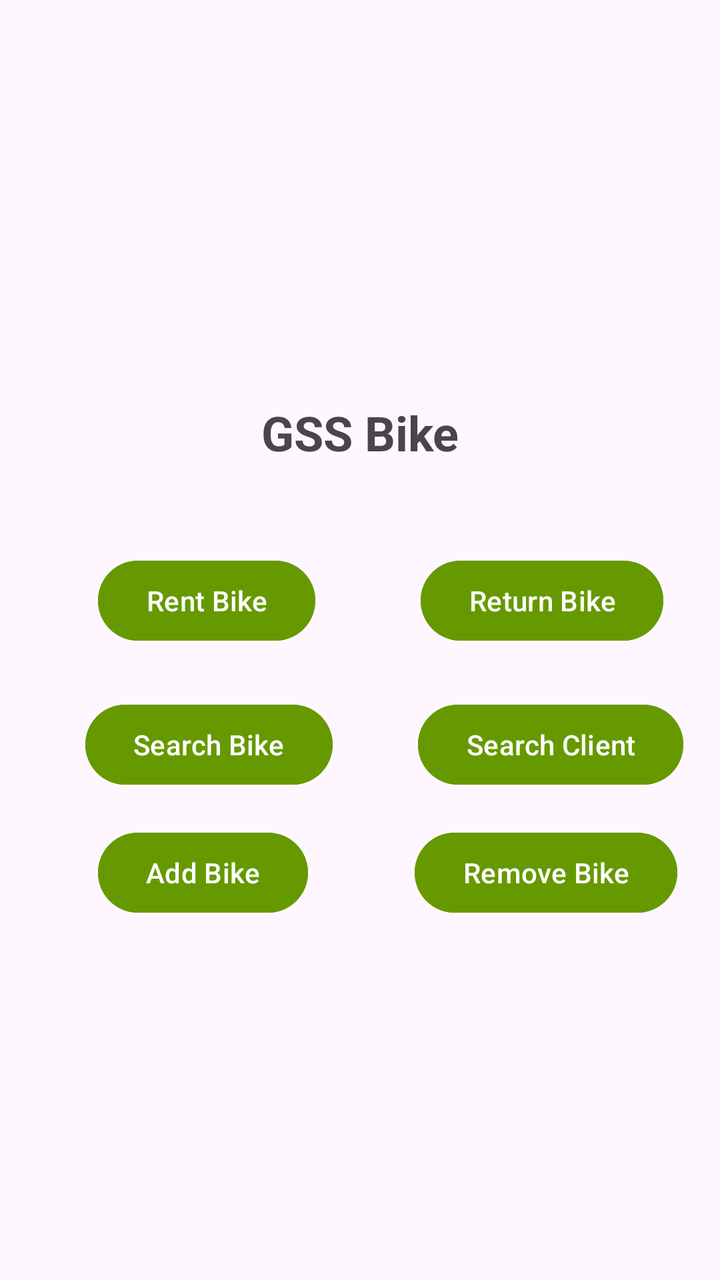
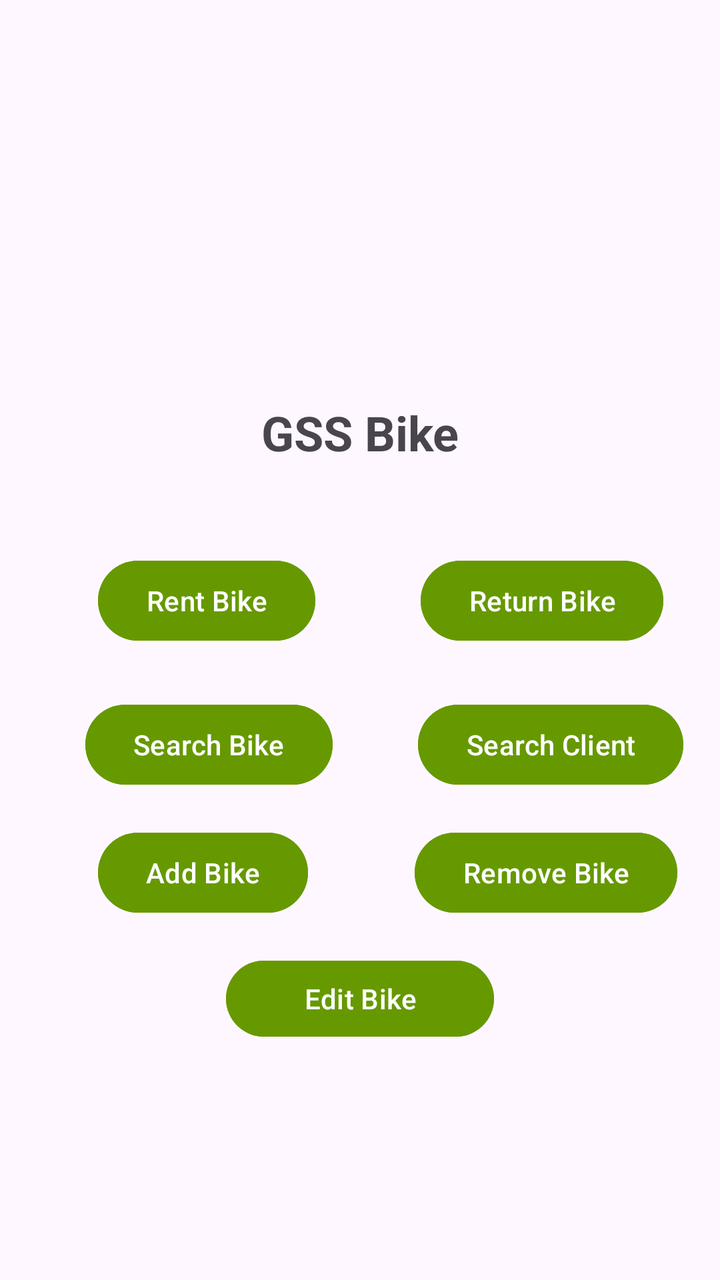

The first picture is an Android layout as it rendered before a commit; the second is the same layout after the commit. The layout source and the unified diff follow.
<!-- AndroidManifest.xml: application theme Theme.NFCReader -->
<!-- res/layout/activity_main.xml -->
<?xml version="1.0" encoding="utf-8"?>
<androidx.constraintlayout.widget.ConstraintLayout xmlns:android="http://schemas.android.com/apk/res/android"
    xmlns:app="http://schemas.android.com/apk/res-auto"
    xmlns:tools="http://schemas.android.com/tools"
    android:layout_width="match_parent"
    android:layout_height="match_parent"
    tools:context=".MainActivity">

    <TextView
        android:id="@+id/titleText"
        android:layout_width="wrap_content"
        android:layout_height="wrap_content"
        android:layout_marginTop="200dp"
        android:text="GSS Bike"
        android:textSize="24sp"
        android:textStyle="bold"
        app:layout_constraintEnd_toEndOf="parent"
        app:layout_constraintStart_toStartOf="parent"
        app:layout_constraintTop_toTopOf="parent" />

    <Button
        android:id="@+id/buttonPage1"
        android:layout_width="wrap_content"
        android:layout_height="wrap_content"
        android:layout_marginTop="44dp"
        android:backgroundTint="@android:color/holo_green_dark"
        android:text="Rent Bike"
        android:textColor="@android:color/white"
        app:layout_constraintEnd_toEndOf="parent"
        app:layout_constraintHorizontal_bias="0.195"
        app:layout_constraintStart_toStartOf="parent"
        app:layout_constraintTop_toBottomOf="@+id/titleText" />

    

    

    <Button
        android:id="@+id/buttonPage2"
        android:layout_width="wrap_content"
        android:layout_height="wrap_content"
        android:layout_marginTop="44dp"
        android:backgroundTint="@android:color/holo_green_dark"
        android:text="Return Bike"
        android:textColor="@android:color/white"
        app:layout_constraintEnd_toEndOf="parent"
        app:layout_constraintHorizontal_bias="0.652"
        app:layout_constraintStart_toEndOf="@+id/buttonPage1"
        app:layout_constraintTop_toBottomOf="@+id/titleText" />

    <Button
        android:id="@+id/buttonSearchBike"
        android:layout_width="wrap_content"
        android:layout_height="wrap_content"
        android:layout_marginTop="24dp"
        android:backgroundTint="@android:color/holo_green_dark"
        android:text="Search Bike"
        android:textColor="@android:color/white"
        app:layout_constraintEnd_toEndOf="parent"
        app:layout_constraintHorizontal_bias="0.18"
        app:layout_constraintStart_toStartOf="parent"
        app:layout_constraintTop_toBottomOf="@+id/buttonPage1" />

    <Button
        android:id="@+id/buttonSearchClient"
        android:layout_width="wrap_content"
        android:layout_height="wrap_content"
        android:layout_marginTop="24dp"
        android:backgroundTint="@android:color/holo_green_dark"
        android:text="Search Client"
        android:textColor="@android:color/white"
        app:layout_constraintEnd_toEndOf="parent"
        app:layout_constraintHorizontal_bias="0.699"
        app:layout_constraintStart_toEndOf="@+id/buttonSearchBike"
        app:layout_constraintTop_toBottomOf="@+id/buttonPage2" />

    <Button
        android:id="@+id/buttonAddBike"
        android:layout_width="wrap_content"
        android:layout_height="wrap_content"
        android:layout_marginTop="16dp"
        android:backgroundTint="@android:color/holo_green_dark"
        android:text="Add Bike"
        android:textColor="@android:color/white"
        app:layout_constraintEnd_toEndOf="parent"
        app:layout_constraintHorizontal_bias="0.192"
        app:layout_constraintStart_toStartOf="parent"
        app:layout_constraintTop_toBottomOf="@+id/buttonSearchBike" />

    <Button
        android:id="@+id/buttonRemoveBike"
        android:layout_width="wrap_content"
        android:layout_height="wrap_content"
        android:layout_marginTop="16dp"
        android:backgroundTint="@android:color/holo_green_dark"
        android:text="Remove Bike"
        android:textColor="@android:color/white"
        app:layout_constraintEnd_toEndOf="parent"
        app:layout_constraintHorizontal_bias="0.715"
        app:layout_constraintStart_toEndOf="@+id/buttonAddBike"
        app:layout_constraintTop_toBottomOf="@+id/buttonSearchClient" />

</androidx.constraintlayout.widget.ConstraintLayout>
<!-- resources referenced by this layout -->
<resources>
  <style name="Theme.NFCReader" parent="Base.Theme.NFCReader" />
  <style name="Base.Theme.NFCReader" parent="Theme.Material3.DayNight.NoActionBar">
          
          
      </style>
</resources>

<!-- the commit's change to res/layout/activity_main.xml (unified diff, before → after) -->
@@ -100,4 +100,17 @@
         app:layout_constraintStart_toEndOf="@+id/buttonAddBike"
         app:layout_constraintTop_toBottomOf="@+id/buttonSearchClient" />
 
+    <Button
+        android:id="@+id/buttonEditBike"
+        android:layout_width="134dp"
+        android:layout_height="46dp"
+        android:layout_marginTop="16dp"
+        android:backgroundTint="@android:color/holo_green_dark"
+        android:text="Edit Bike"
+        android:textColor="@android:color/white"
+        app:layout_constraintEnd_toEndOf="parent"
+        app:layout_constraintStart_toStartOf="parent"
+        app:layout_constraintTop_toBottomOf="@+id/buttonAddBike" />
+
+
 </androidx.constraintlayout.widget.ConstraintLayout>
